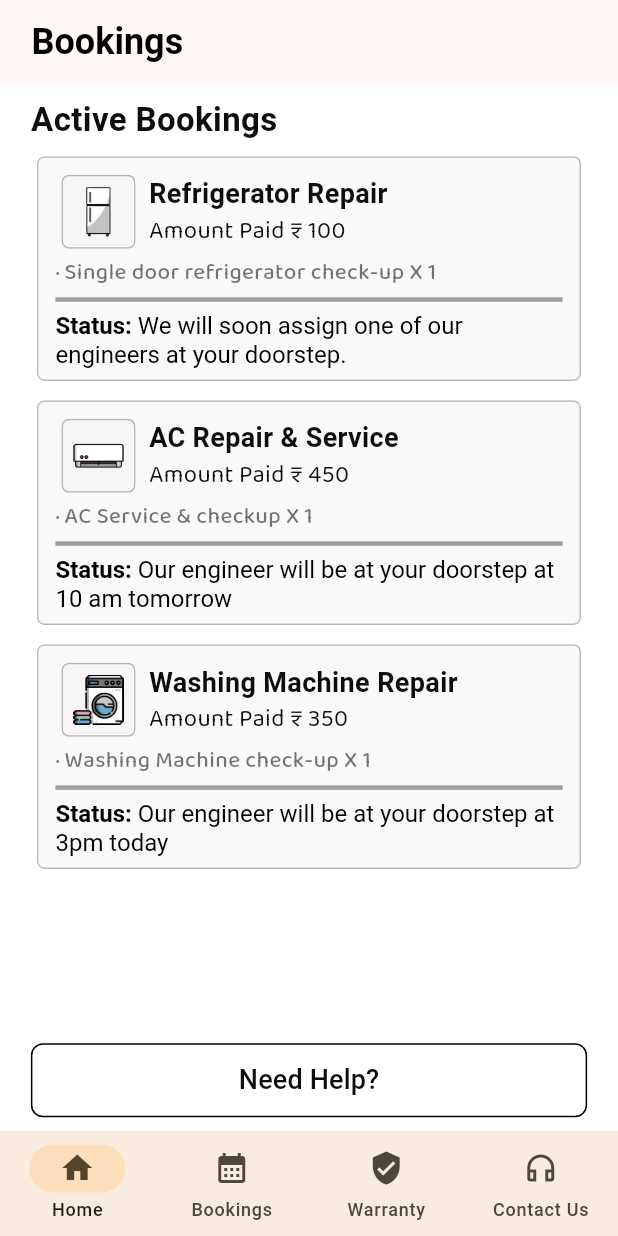
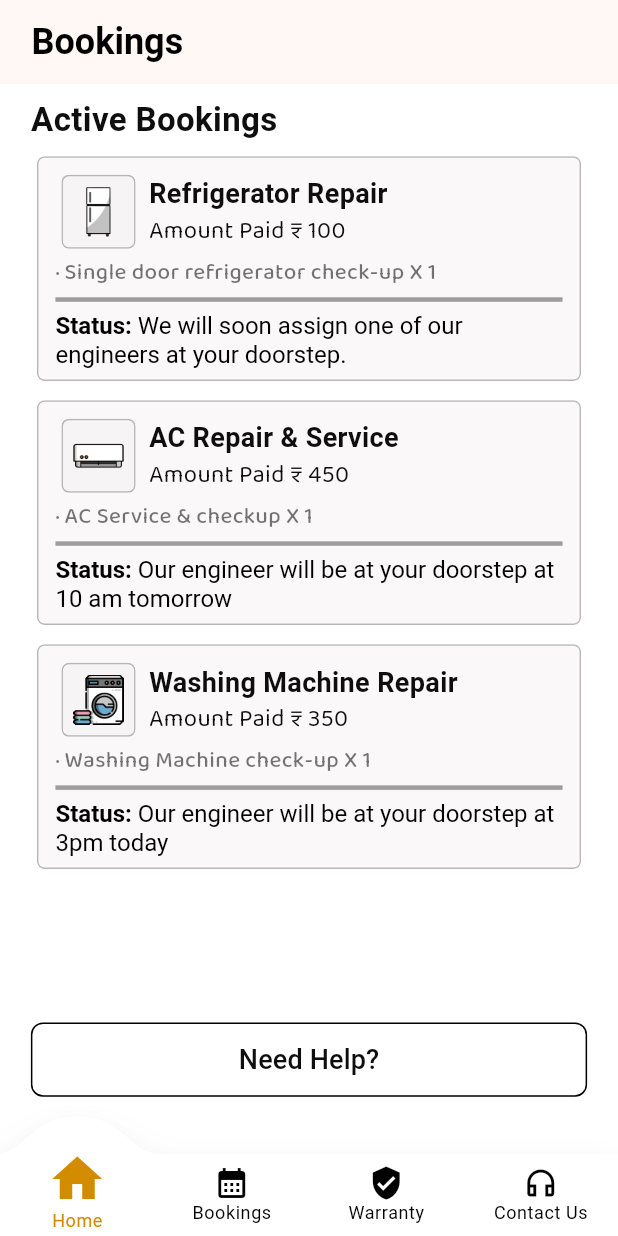
Before and after one commit to YesShubham01/zepair, a Flutter app: the screen it shows after launch, swiped to page 2, on a phone screen of 412 x 824 dp. Run offline on Flutter 3.47's test engine with Material 3 defaults, Android fonts, the phone set to English and light mode, and no system bars; drawn by our look-alikes of convex_bottom_bar; our stand-ins replace gap, lottie, pinput; missing offline and left inert: disclosure; Roboto replaces fonts that are missing (SF-Pro).

Commit message:
Bottom nav updated ⏫

```diff
--- a/lib/modules/Booking Page/bookings_page.dart
+++ b/lib/modules/Booking Page/bookings_page.dart
@@ -144,7 +144,7 @@ class _SchedulePageState extends State<SchedulePage> {
       backgroundColor: Colors.white,
       appBar: const CustomAppBar(title: "Bookings"),
       body: Padding(
-        padding: EdgeInsets.fromLTRB(w * 0.05, h * 0.01, w * 0.05, h * 0.005),
+        padding: EdgeInsets.fromLTRB(w * 0.05, h * 0.01, w * 0.05, h * 0.04),
         child: Column(
           children: [
             Expanded(
--- a/lib/modules/Home Pages/home_screen.dart
+++ b/lib/modules/Home Pages/home_screen.dart
@@ -4,6 +4,7 @@ import 'package:zepair/modules/Home%20Pages/home_page.dart';
 import 'package:zepair/modules/Warranty%20Page/warranty_page.dart';
 import 'package:zepair/modules/Booking%20Page/bookings_page.dart';
 import 'package:zepair/utils/constants/colors.dart';
+import 'package:convex_bottom_bar/convex_bottom_bar.dart';
 
 class HomeScreen extends StatefulWidget {
   const HomeScreen({super.key});
@@ -39,28 +40,29 @@ class _HomeScreenState extends State<HomeScreen> {
           children: _pages,
         ),
       ),
-      bottomNavigationBar: NavigationBar(
-        // backgroundColor: const Color.fromARGB(255, 245, 243, 228),
-        // indicatorColor: CustomColors.primary,
-        height: h * 0.085,
+      bottomNavigationBar: ConvexAppBar(
+        backgroundColor: Colors.white,
+        activeColor: CustomColors.primary,
+        color: Colors.black,
+        height: 55,
         elevation: 10,
-        selectedIndex: _selectedIndex,
-
-        onDestinationSelected: (index) {
+        style: TabStyle.react,
+        items: const [
+          TabItem(
+            icon: Icons.home,
+            title: 'Home',
+          ),
+          TabItem(icon: Icons.calendar_month, title: 'Bookings'),
+          TabItem(icon: Icons.verified_user, title: 'Warranty'),
+          TabItem(icon: Icons.headphones_outlined, title: 'Contact Us'),
+        ],
+        initialActiveIndex: _selectedIndex,
+        onTap: (index) {
           setState(() {
             _onItemTapped(index);
             _selectedIndex = index;
           });
         },
-        destinations: const [
-          NavigationDestination(icon: Icon(Icons.home), label: 'Home'),
-          NavigationDestination(
-              icon: Icon(Icons.calendar_month), label: 'Bookings'),
-          NavigationDestination(
-              icon: Icon(Icons.verified_user), label: 'Warranty'),
-          NavigationDestination(
-              icon: Icon(Icons.headphones_outlined), label: 'Contact Us'),
-        ],
       ),
     );
   }
--- a/pubspec.yaml
+++ b/pubspec.yaml
@@ -23,6 +23,7 @@ dependencies:
   lottie: ^3.2.0 # lottie animations
   pinput: ^3.0.1 # otp input field
   url_launcher: ^6.3.1
+  convex_bottom_bar: ^3.2.0
 
 dev_dependencies:
   flutter_test:
```
